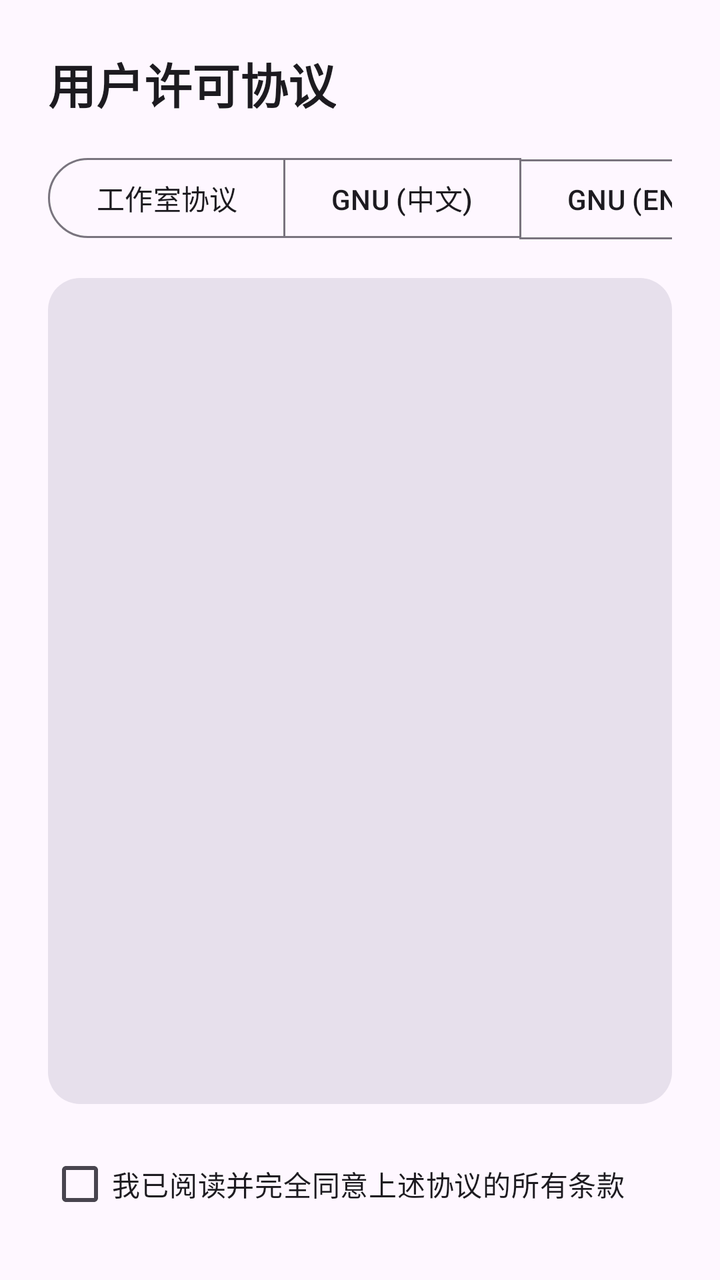
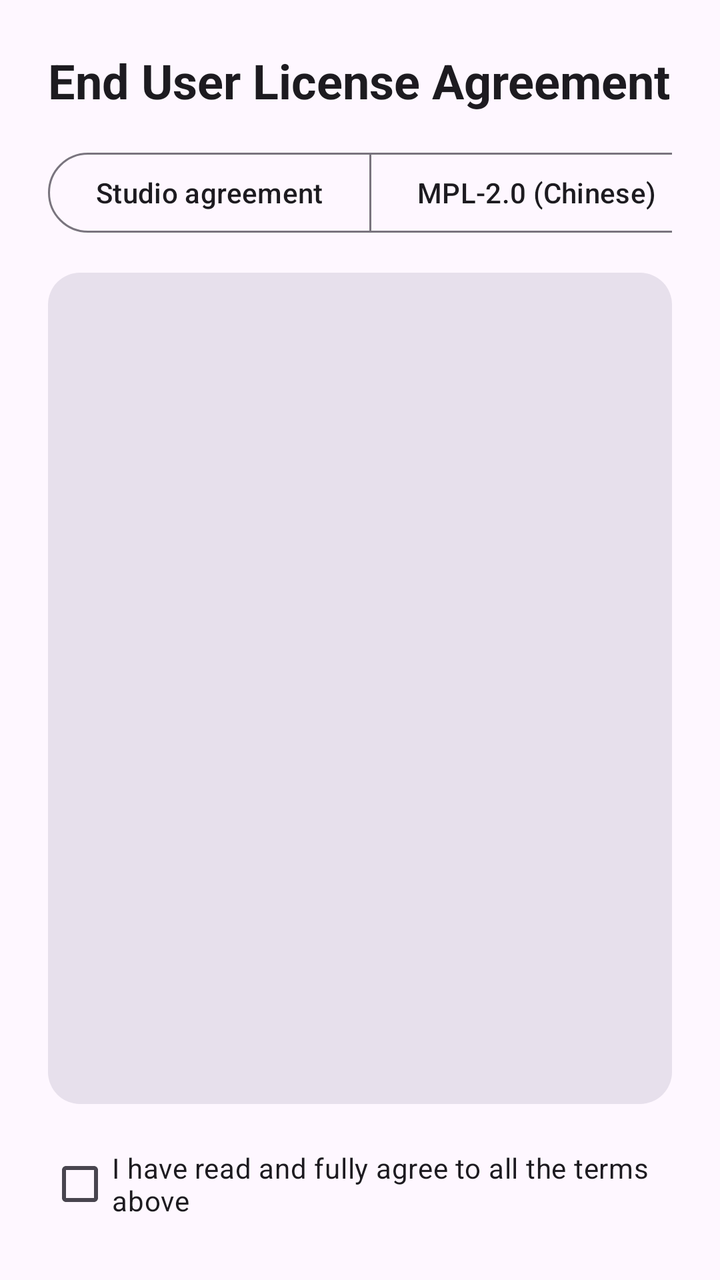

The first picture is an Android layout as it rendered before a commit; the second is the same layout after the commit. The layout source and the unified diff follow.
<!-- AndroidManifest.xml: application theme Theme.ZakoCountdown -->
<!-- res/layout/fragment_oobe_eula.xml -->
<?xml version="1.0" encoding="utf-8"?>
<LinearLayout xmlns:android="http://schemas.android.com/apk/res/android"
    xmlns:app="http://schemas.android.com/apk/res-auto"
    android:layout_width="match_parent"
    android:layout_height="match_parent"
    android:orientation="vertical"
    android:padding="24dp">

    <TextView
        android:layout_width="wrap_content"
        android:layout_height="wrap_content"
        android:text="用户许可协议"
        android:textAppearance="?attr/textAppearanceHeadlineSmall"
        android:textStyle="bold" />

    <HorizontalScrollView
        android:layout_width="match_parent"
        android:layout_height="wrap_content"
        android:layout_marginTop="16dp"
        android:scrollbars="none">

        <com.google.android.material.button.MaterialButtonToggleGroup
            android:id="@+id/toggle_button_group"
            android:layout_width="wrap_content"
            android:layout_height="wrap_content"
            app:selectionRequired="true"
            app:singleSelection="true">

            <Button
                android:id="@+id/btn_eula_eys"
                style="?attr/materialButtonOutlinedStyle"
                android:layout_width="wrap_content"
                android:layout_height="wrap_content"
                android:text="工作室协议" />

            <Button
                android:id="@+id/btn_eula_zh"
                style="?attr/materialButtonOutlinedStyle"
                android:layout_width="wrap_content"
                android:layout_height="wrap_content"
                android:text="GNU (中文)" />

            <Button
                android:id="@+id/btn_eula_en"
                style="?attr/materialButtonOutlinedStyle"
                android:layout_width="wrap_content"
                android:layout_height="wrap_content"
                android:text="GNU (EN)" />
        </com.google.android.material.button.MaterialButtonToggleGroup>
    </HorizontalScrollView>

    <ScrollView
        android:layout_width="match_parent"
        android:layout_height="0dp"
        android:layout_marginTop="16dp"
        android:layout_weight="1"
        android:background="@drawable/widget_background_base"
        android:backgroundTint="?attr/colorSurfaceVariant"
        android:padding="16dp">

        <TextView
            android:id="@+id/eula_text_view"
            android:layout_width="match_parent"
            android:layout_height="wrap_content"
            android:textSize="14sp" />
    </ScrollView>

    <com.google.android.material.checkbox.MaterialCheckBox
        android:id="@+id/checkbox_eula"
        android:layout_width="match_parent"
        android:layout_height="wrap_content"
        android:layout_marginTop="16dp"
        android:text="我已阅读并完全同意上述协议的所有条款" />
</LinearLayout>
<!-- resources referenced by this layout -->
<resources>
  <!-- drawable widget_background_base (drawable) -->
  <shape xmlns:android="http://schemas.android.com/apk/res/android"
      android:shape="rectangle">
      <corners android:radius="16dp" />
      <solid android:color="#FFFFFF" /> 
  </shape>
  <style name="Theme.ZakoCountdown" parent="Theme_ZakoCountdown_M3" />
  <style name="Theme_ZakoCountdown_M3" parent="Theme_ZakoCountdown_Base_M3" />
  <style name="Theme_ZakoCountdown_Base_M3" parent="Theme.Material3.DayNight.NoActionBar">
          <item name="toolbarStyle">@style/Widget.Material3.Toolbar.Surface</item>
          <item name="preferenceTheme">@style/PreferenceThemeOverlay</item>
      </style>
</resources>

<!-- the commit's change to res/layout/fragment_oobe_eula.xml (unified diff, before → after) -->
@@ -9,7 +9,7 @@
     <TextView
         android:layout_width="wrap_content"
         android:layout_height="wrap_content"
-        android:text="用户许可协议"
+        android:text="@string/oobe_eula_title"
         android:textAppearance="?attr/textAppearanceHeadlineSmall"
         android:textStyle="bold" />
 
@@ -31,21 +31,21 @@
                 style="?attr/materialButtonOutlinedStyle"
                 android:layout_width="wrap_content"
                 android:layout_height="wrap_content"
-                android:text="工作室协议" />
+                android:text="@string/oobe_eula_studio_agreement" />
 
             <Button
                 android:id="@+id/btn_eula_zh"
                 style="?attr/materialButtonOutlinedStyle"
                 android:layout_width="wrap_content"
                 android:layout_height="wrap_content"
-                android:text="GNU (中文)" />
+                android:text="@string/oobe_eula_mpl_zh" />
 
             <Button
                 android:id="@+id/btn_eula_en"
                 style="?attr/materialButtonOutlinedStyle"
                 android:layout_width="wrap_content"
                 android:layout_height="wrap_content"
-                android:text="GNU (EN)" />
+                android:text="@string/oobe_eula_mpl_en" />
         </com.google.android.material.button.MaterialButtonToggleGroup>
     </HorizontalScrollView>
 
@@ -70,5 +70,5 @@
         android:layout_width="match_parent"
         android:layout_height="wrap_content"
         android:layout_marginTop="16dp"
-        android:text="我已阅读并完全同意上述协议的所有条款" />
+        android:text="@string/oobe_eula_accept" />
 </LinearLayout>
<!-- resource entries referenced after the edit -->
@@ -6,6 +6,11 @@
       <corners android:radius="16dp" />
       <solid android:color="#FFFFFF" /> 
   </shape>
+  <string name="oobe_eula_accept">I have read and fully agree to all the terms above</string>
+  <string name="oobe_eula_mpl_en">MPL-2.0 (English)</string>
+  <string name="oobe_eula_mpl_zh">MPL-2.0 (Chinese)</string>
+  <string name="oobe_eula_studio_agreement">Studio agreement</string>
+  <string name="oobe_eula_title">End User License Agreement</string>
   <style name="Theme.ZakoCountdown" parent="Theme_ZakoCountdown_M3" />
   <style name="Theme_ZakoCountdown_M3" parent="Theme_ZakoCountdown_Base_M3" />
   <style name="Theme_ZakoCountdown_Base_M3" parent="Theme.Material3.DayNight.NoActionBar">
